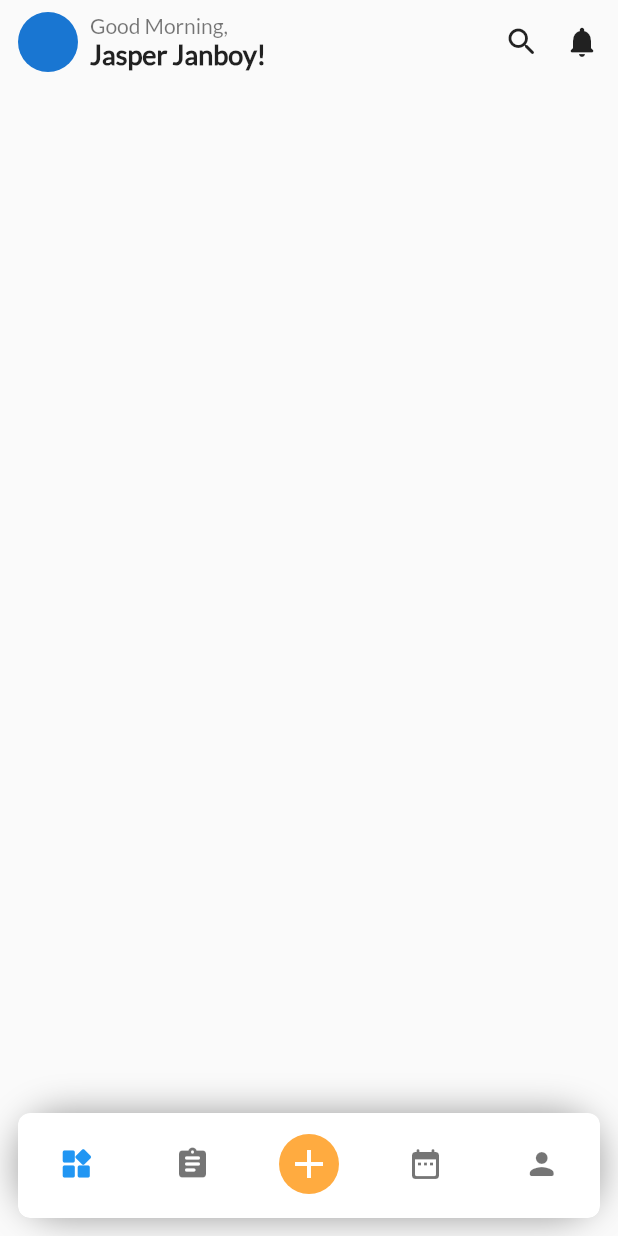
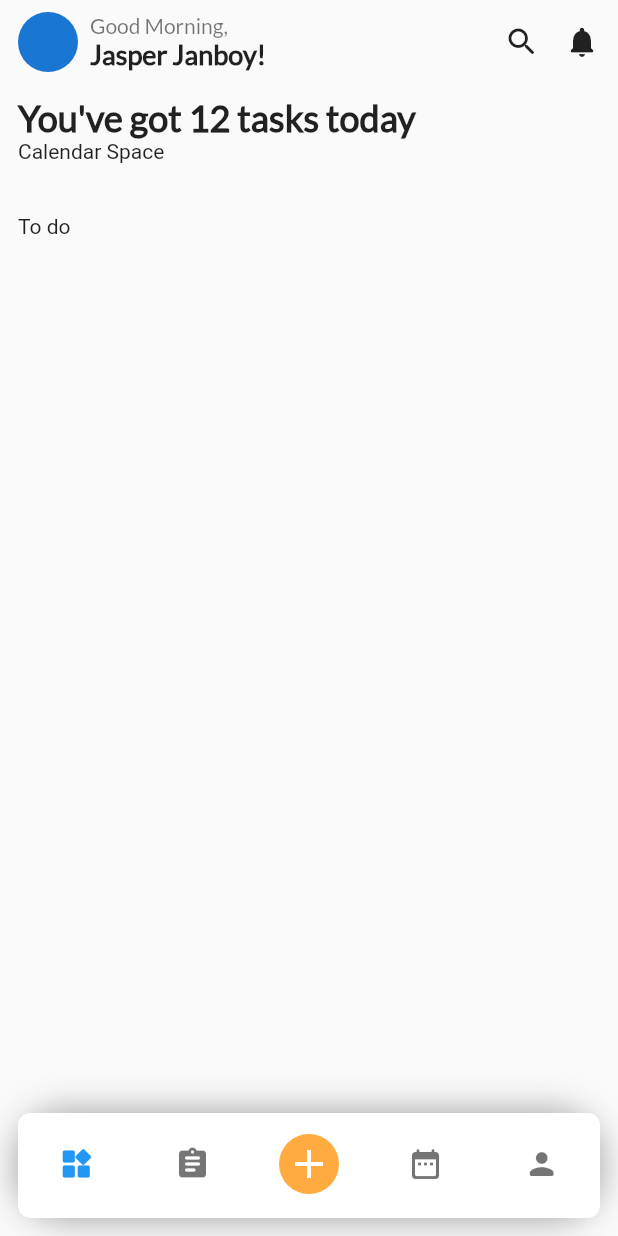
Before and after one commit to repsajanboy/task-app, a Flutter app: the screen it shows after launch, on a phone screen of 412 x 824 dp. Run offline on Flutter 3.47's test engine with Material 2 defaults, Android fonts, the phone set to English and light mode, and no system bars; our stand-ins replace flutter_bloc.

Commit message:
dashboard main

```diff
--- a/lib/presentation/dashboard/view/dashboard_page.dart
+++ b/lib/presentation/dashboard/view/dashboard_page.dart
@@ -7,9 +7,49 @@ class DashboardPage extends StatelessWidget {
   Widget build(BuildContext context) {
     return Scaffold(
       body: SafeArea(
-        child: ListView(
-          children: [_dashboardHeader()],
+        child: Column(
+          crossAxisAlignment: CrossAxisAlignment.start,
+          children: [
+            _dashboardHeader(),
+            _dashboardMain(),
+          ],
         ),
+      ),
+    );
+  }
+
+  Widget _dashboardMain() {
+    return Container(
+      padding: const EdgeInsets.symmetric(horizontal: 12.0),
+      child: Column(
+        crossAxisAlignment: CrossAxisAlignment.start,
+        children: [
+          const Padding(
+            padding: EdgeInsets.only(top: 8.0),
+            child: Text(
+              'You\'ve got 12 tasks today',
+              style: TextStyle(
+                fontFamily: 'Lato',
+                fontWeight: FontWeight.bold,
+                fontSize: 24.0
+              ),
+            ),
+          ),
+          Container(
+            height: 50,
+            child: const Text(
+              'Calendar Space'
+            ),
+          ),
+          Container(
+            child: Column(
+              children: [
+                Text('To do')
+              ],
+            ),
+          ),
+          SizedBox()
+        ],
       ),
     );
   }
@@ -32,9 +72,7 @@ class DashboardPage extends StatelessWidget {
                   Text(
                     greetingMessage(),
                     style: const TextStyle(
-                      fontFamily: 'Lato',
-                      color: Colors.black54
-                    ),
+                        fontFamily: 'Lato', color: Colors.black54),
                   ),
                   const Text(
                     'Jasper Janboy!',
```
